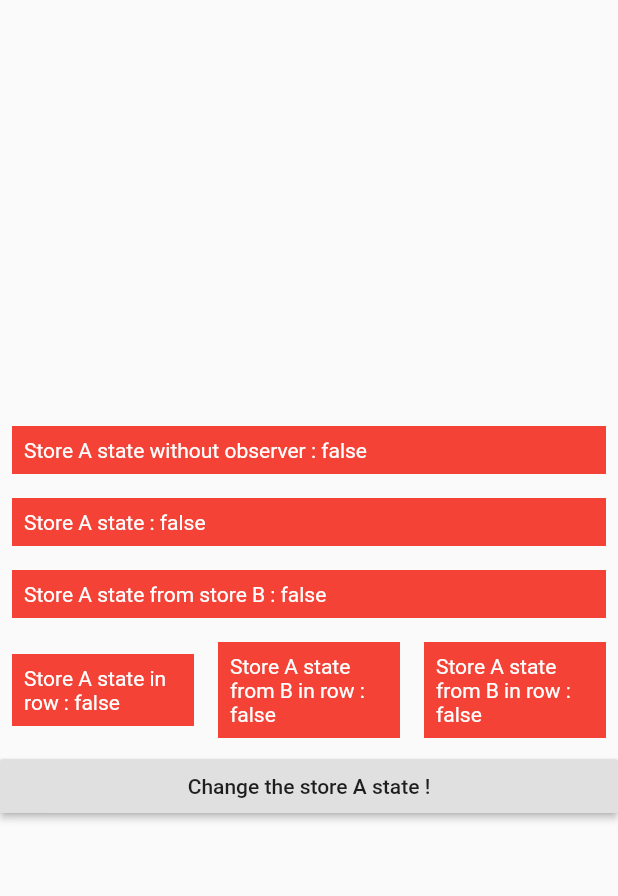
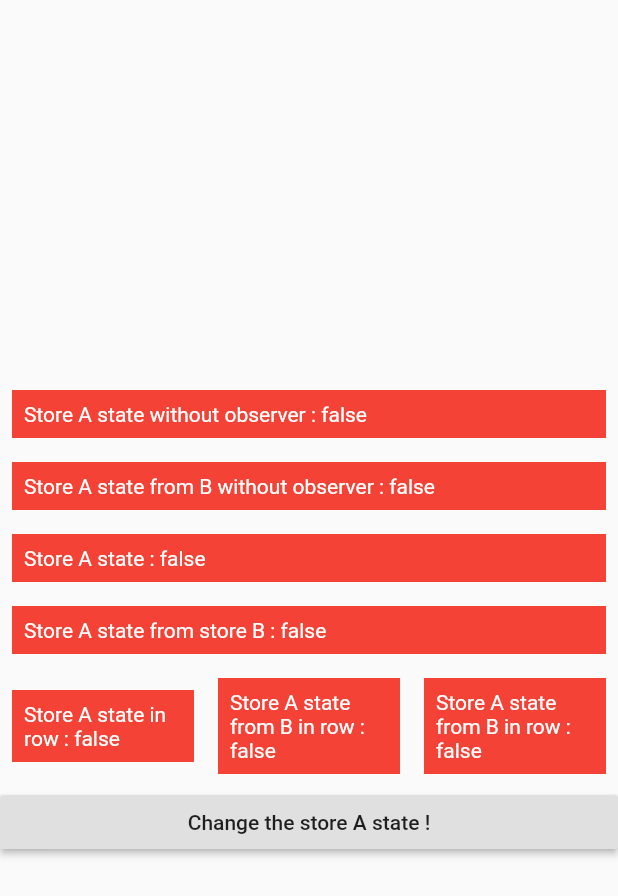
Before and after one commit to ZaraclaJ/mobx_experimentation, a Flutter app: the screen it shows after launch, on a phone screen of 412 x 824 dp. Shown: the top 896 px of the screen. Run offline on Flutter 3.47's test engine with Material 2 defaults, Android fonts, the phone set to English and light mode, and no system bars; our stand-ins replace flutter_mobx, mobx; generated files the repository leaves out were written again.

Commit message:
Add store b without observer case

```diff
--- a/lib/main.dart
+++ b/lib/main.dart
@@ -41,6 +41,10 @@ class MyHomePage extends StatelessWidget {
             _StateContainer(
               state: storeA.state,
               text: "Store A state without observer",
+            ),
+            _StateContainer(
+              state: storeB.storeAState,
+              text: "Store A state from B without observer",
             ),
             Observer(builder: (context) {
               print("Store A observer builded");
```
